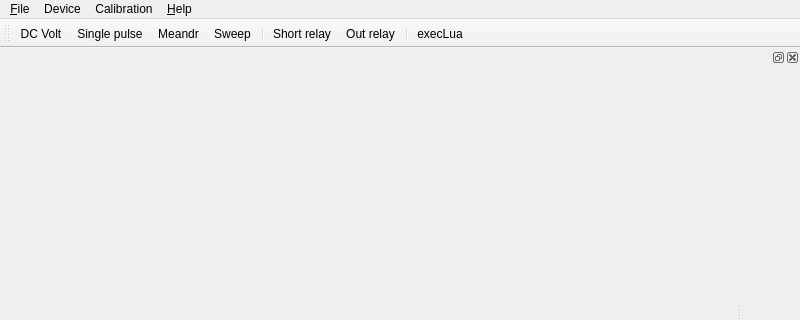
First picture: the form in software/voltamp/src/main_wnd.ui, repository z80/voltamper, before the edit; both pictures show x 0 to 800 and y 0 to 320 of the 800 by 600 pixel window.
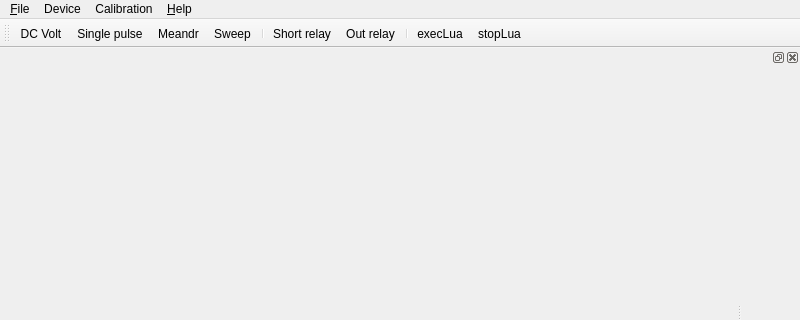
Second picture: the form after the edit. Custom widgets are drawn as their Qt base class.

```diff
--- a/software/voltamp/src/main_wnd.ui
+++ b/software/voltamp/src/main_wnd.ui
@@ -71,6 +71,7 @@
    <addaction name="actionOut_relay"/>
    <addaction name="separator"/>
    <addaction name="actionExecLua"/>
+   <addaction name="actionStopLua"/>
   </widget>
   <widget class="QDockWidget" name="dockWidget">
    <attribute name="dockWidgetArea">
@@ -154,6 +155,11 @@
     <string>Execute Lua script</string>
    </property>
   </action>
+  <action name="actionStopLua">
+   <property name="text">
+    <string>stopLua</string>
+   </property>
+  </action>
  </widget>
  <customwidgets>
   <customwidget>
```
